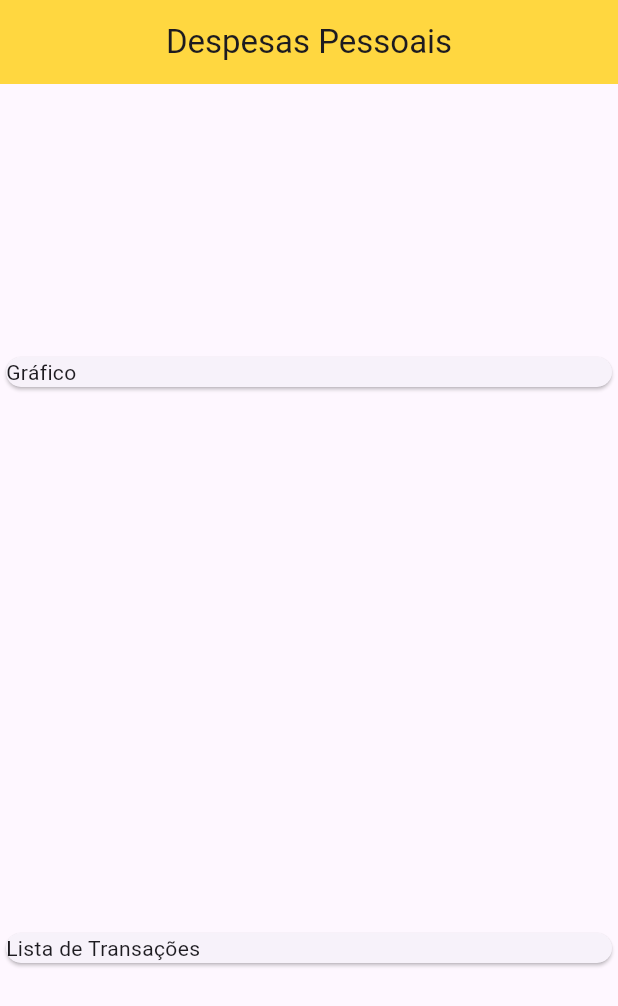
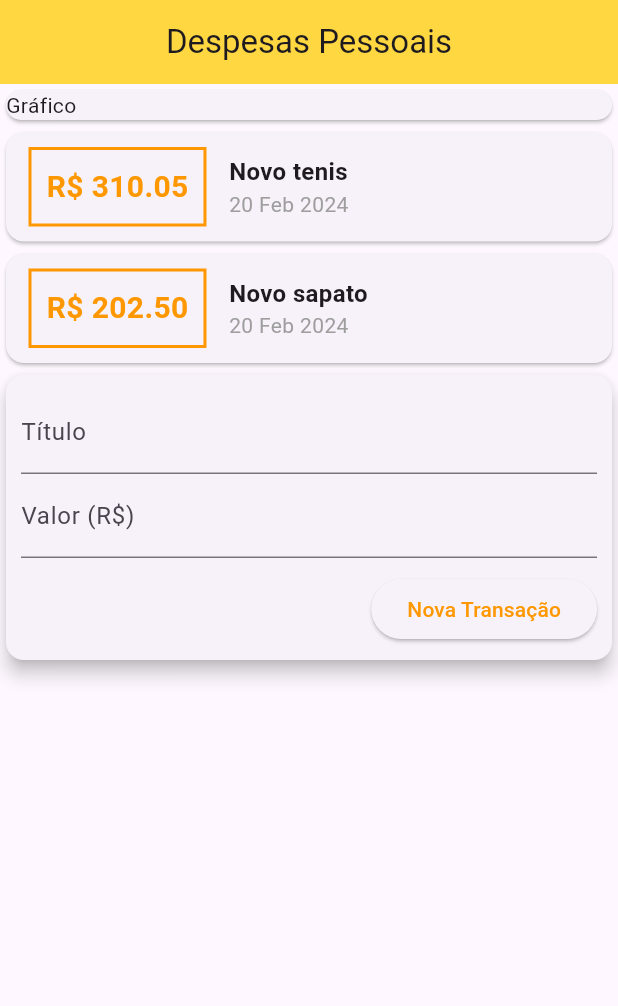
Before and after one commit to Andre-Marino/project-expenses, a Flutter app: the screen it shows after launch, on a phone screen of 412 x 824 dp. Shown: the top 1006 px of the screen. Run offline on Flutter 3.47's test engine with Material 3 defaults, Android fonts, the phone set to English and light mode, and no system bars.

Commit message:
formulario para add nova transacao criado

```diff
--- a/lib/main.dart
+++ b/lib/main.dart
@@ -1,5 +1,6 @@
 import 'package:dispesas/models/transaction.dart';
 import 'package:flutter/material.dart';
+import 'package:intl/intl.dart';
 
 void main() {
   runApp(ExpensesApp());
@@ -19,9 +20,15 @@ class ExpensesApp extends StatelessWidget {
 class MyHomePage extends StatelessWidget {
   final _transaction = [
     Transaction(
-      id: 'ti',
+      id: 't1',
       title: 'Novo tenis',
       value: 310.05,
+      date: DateTime.now(),
+    ),
+    Transaction(
+      id: 't2',
+      title: 'Novo sapato',
+      value: 202.5,
       date: DateTime.now(),
     ),
   ];
@@ -35,7 +42,6 @@ class MyHomePage extends StatelessWidget {
         backgroundColor: Colors.amberAccent,
       ),
       body: Column(
-        mainAxisAlignment: MainAxisAlignment.spaceAround,
         crossAxisAlignment: CrossAxisAlignment.stretch,
         children: [
           Container(
@@ -44,8 +50,86 @@ class MyHomePage extends StatelessWidget {
               child: Text('Gráfico'),
             ),
           ),
+          Column(
+            children: _transaction.map((tr) {
+              return Card(
+                child: Row(
+                  children: [
+                    Container(
+                      margin: EdgeInsets.symmetric(
+                        horizontal: 15,
+                        vertical: 10,
+                      ),
+                      decoration: BoxDecoration(
+                        border: Border.all(
+                          color: Colors.orange,
+                          width: 2,
+                        ),
+                      ),
+                      padding: EdgeInsets.all(10),
+                      child: Text(
+                        'R\$ ${tr.value.toStringAsFixed(2)}',
+                        style: TextStyle(
+                          fontWeight: FontWeight.bold,
+                          fontSize: 20,
+                          color: Colors.orange,
+                        ),
+                      ),
+                    ),
+                    Column(
+                      crossAxisAlignment: CrossAxisAlignment.start,
+                      children: [
+                        Text(
+                          tr.title,
+                          style: TextStyle(
+                              fontSize: 16, fontWeight: FontWeight.bold),
+                        ),
+                        Text(
+                          DateFormat('d MMM y').format(tr.date),
+                          style: TextStyle(
+                            color: Colors.grey,
+                          ),
+                        ),
+                      ],
+                    )
+                  ],
+                ),
+              );
+            }).toList(),
+          ),
           Card(
-            child: Text('Lista de Transações'),
+            elevation: 5,
+            child: Padding(
+              padding: const EdgeInsets.all(10),
+              child: Column(
+                children: [
+                  TextField(
+                    decoration: InputDecoration(
+                      labelText: 'Título',
+                    ),
+                  ),
+                  TextField(
+                    decoration: InputDecoration(
+                      labelText: 'Valor (R\$)',
+                    ),
+                  ),
+                  SizedBox(height: 10),
+                  Row(
+                    mainAxisAlignment: MainAxisAlignment.end,
+                    children: [
+                      ElevatedButton(
+                        onPressed: () {},
+                        child: Text('Nova Transação'),
+                        style: ButtonStyle(
+                          foregroundColor:
+                              MaterialStateProperty.all(Colors.orange),
+                        ),
+                      ),
+                    ],
+                  )
+                ],
+              ),
+            ),
           )
         ],
       ),
--- a/pubspec.yaml
+++ b/pubspec.yaml
@@ -30,7 +30,7 @@ environment:
 dependencies:
   flutter:
     sdk: flutter
-
+  intl: ^0.19.0
 
   # The following adds the Cupertino Icons font to your application.
   # Use with the CupertinoIcons class for iOS style icons.
```
Also changed, not shown: pubspec.lock.
